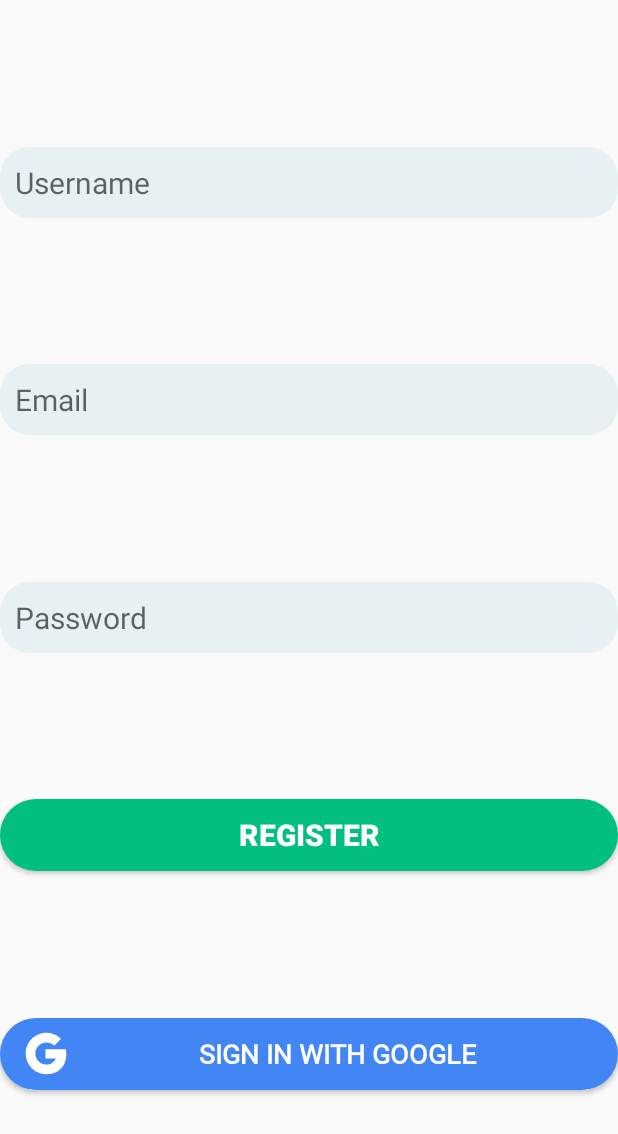
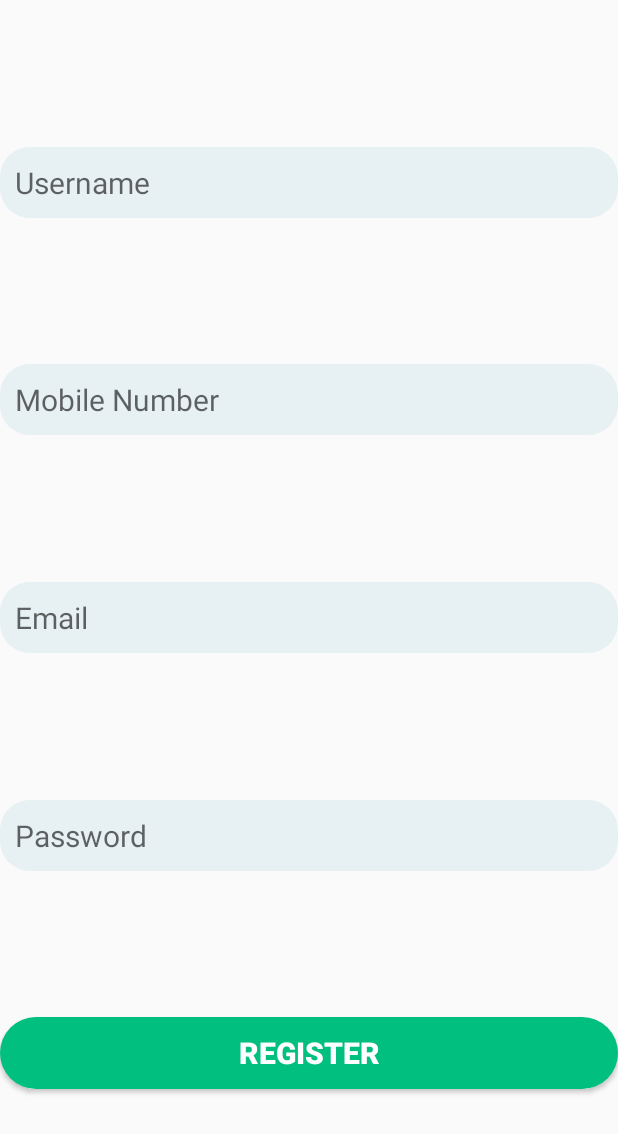
Before and after one commit to MOJO-007/ZenFlow, an Android app: the layout fragment_register.xml on its own in the app's theme, with its tools: preview values and no code run, on a phone screen of 412 x 824 dp. Shown: the top 1134 px of the screen. Run offline under Robolectric (Android 15) with nearby library versions, the phone set to English and light mode, and no system bars.

```diff
--- a/app/src/main/AndroidManifest.xml
+++ b/app/src/main/AndroidManifest.xml
@@ -12,6 +12,9 @@
         android:supportsRtl="true"
         android:theme="@style/Theme.ZenFlow"
         tools:targetApi="31">
+        <activity
+            android:name=".ui.activity.EditProfileActivity"
+            android:exported="false" />
         <activity
             android:name=".ui.activity.RegLogActivity"
             android:exported="false" />
--- a/app/src/main/java/com/example/zenflow/models/User.kt
+++ b/app/src/main/java/com/example/zenflow/models/User.kt
@@ -6,5 +6,6 @@ data class User(
     val userName:String,
     val userEmail:String?=null,
     val userPassword:String,
-    val imageUri:Uri?=null
+    val imageUri:Uri?=null,
+    val userMobileNumber: String
 )
--- a/app/src/main/java/com/example/zenflow/ui/fragment/RegisterFragment.kt
+++ b/app/src/main/java/com/example/zenflow/ui/fragment/RegisterFragment.kt
@@ -60,6 +60,7 @@ class RegisterFragment : Fragment() {
                         binding.editTextUsername.text = null
                         binding.editTextRegEmail.text=null
                         binding.editTextRegPassword.text=null
+                        binding.editTextPhone.text=null
                     }
                     .setNegativeButton("NO"){dialog,which->
                         dialog.dismiss()
@@ -77,12 +78,14 @@ class RegisterFragment : Fragment() {
 
         auth.createUserWithEmailAndPassword(email, password)
             .addOnCompleteListener(requireActivity()) { task ->
+                val userMobileNumber=binding.editTextPhone.text.toString()
                 if (task.isSuccessful) {
                     val user=User(
                         userName = username,
                         userEmail = auth.currentUser?.email,
                         userPassword = password,
-                        imageUri = null)
+                        imageUri = null,
+                        userMobileNumber=userMobileNumber)
                     dbref.add(user)
                     // Registration successful, proceed to next step
                     Toast.makeText(context, "Registration successful!", Toast.LENGTH_SHORT).show()
--- a/app/src/main/res/layout/fragment_register.xml
+++ b/app/src/main/res/layout/fragment_register.xml
@@ -21,10 +21,11 @@
             android:inputType="text"
             android:padding="10dp"
             android:textSize="20sp"
-            app:layout_constraintBottom_toTopOf="@+id/editTextRegEmail"
+            app:layout_constraintBottom_toTopOf="@+id/editTextPhone"
             app:layout_constraintTop_toTopOf="parent"
             app:layout_constraintVertical_chainStyle="spread"
             tools:layout_editor_absoluteX="16dp" />
+
 
         <EditText
             android:id="@+id/editTextRegEmail"
@@ -38,8 +39,8 @@
             android:padding="10dp"
             android:textSize="20sp"
             app:layout_constraintBottom_toTopOf="@+id/editTextRegPassword"
-            app:layout_constraintTop_toBottomOf="@+id/editTextUsername"
-            tools:layout_editor_absoluteX="-16dp" />
+            app:layout_constraintTop_toBottomOf="@+id/editTextPhone"
+            tools:layout_editor_absoluteX="0dp" />
 
         <EditText
             android:id="@+id/editTextRegPassword"
@@ -54,28 +55,7 @@
             android:textSize="20sp"
             app:layout_constraintBottom_toTopOf="@+id/btnRegister"
             app:layout_constraintTop_toBottomOf="@+id/editTextRegEmail"
-            tools:layout_editor_absoluteX="0dp" />
-
-        <Button
-            android:id="@+id/buttonGoogle"
-            android:layout_width="match_parent"
-            android:layout_height="wrap_content"
-            android:background="@drawable/bg_button"
-            android:backgroundTint="@color/googleColor"
-            android:drawableStart="@drawable/ic_google"
-            android:drawableTint="@color/white"
-            android:fontFamily="@font/roboto_regular"
-            android:foregroundTint="@color/white"
-            android:padding="7sp"
-            android:paddingStart="15sp"
-            android:text="@string/sign_in_with_google"
-            android:textAlignment="center"
-            android:textColor="@color/white"
-            android:textSize="18sp"
-            android:textStyle="bold"
-            app:layout_constraintBottom_toBottomOf="parent"
-            app:layout_constraintTop_toBottomOf="@+id/btnRegister"
-            tools:layout_editor_absoluteX="-39dp" />
+            tools:layout_editor_absoluteX="16dp" />
 
         <Button
             android:id="@+id/btnRegister"
@@ -86,9 +66,26 @@
             android:textColor="@color/white"
             android:textSize="20sp"
             android:textStyle="bold"
-            app:layout_constraintBottom_toTopOf="@+id/buttonGoogle"
+            app:layout_constraintBottom_toBottomOf="parent"
             app:layout_constraintTop_toBottomOf="@+id/editTextRegPassword"
-            tools:layout_editor_absoluteX="161dp" />
+            tools:layout_editor_absoluteX="-16dp" />
+
+        <EditText
+            android:id="@+id/editTextPhone"
+            android:layout_width="0dp"
+            android:layout_height="wrap_content"
+            android:background="@drawable/bg_textbox"
+            android:ems="10"
+            android:hint="Mobile Number"
+            android:inputType="phone"
+            android:maxLength="10"
+            android:padding="10dp"
+            android:textSize="20sp"
+            app:layout_constraintBottom_toTopOf="@+id/editTextRegEmail"
+            app:layout_constraintEnd_toEndOf="parent"
+            app:layout_constraintHorizontal_bias="0.5"
+            app:layout_constraintStart_toStartOf="parent"
+            app:layout_constraintTop_toBottomOf="@+id/editTextUsername" />
 
 
     </androidx.constraintlayout.widget.ConstraintLayout>
```
Also changed, not shown: app/src/main/java/com/example/zenflow/ui/activity/EditProfileActivity.kt (added, +26 -0 lines), app/src/main/java/com/example/zenflow/ui/activity/MainContainerActivity.kt (+17 -3 lines), app/src/main/java/com/example/zenflow/ui/fragment/LoginFragment.kt (+25 -8 lines), app/src/main/java/com/example/zenflow/ui/fragment/UserDetailsFragment.kt (+38 -18 lines), app/src/main/res/layout/activity_edit_profile.xml (added, +128 -0 lines), app/src/main/res/layout/fragment_user_details.xml (+26 -0 lines), app/src/main/res/drawable/edit_profile.png (added).
